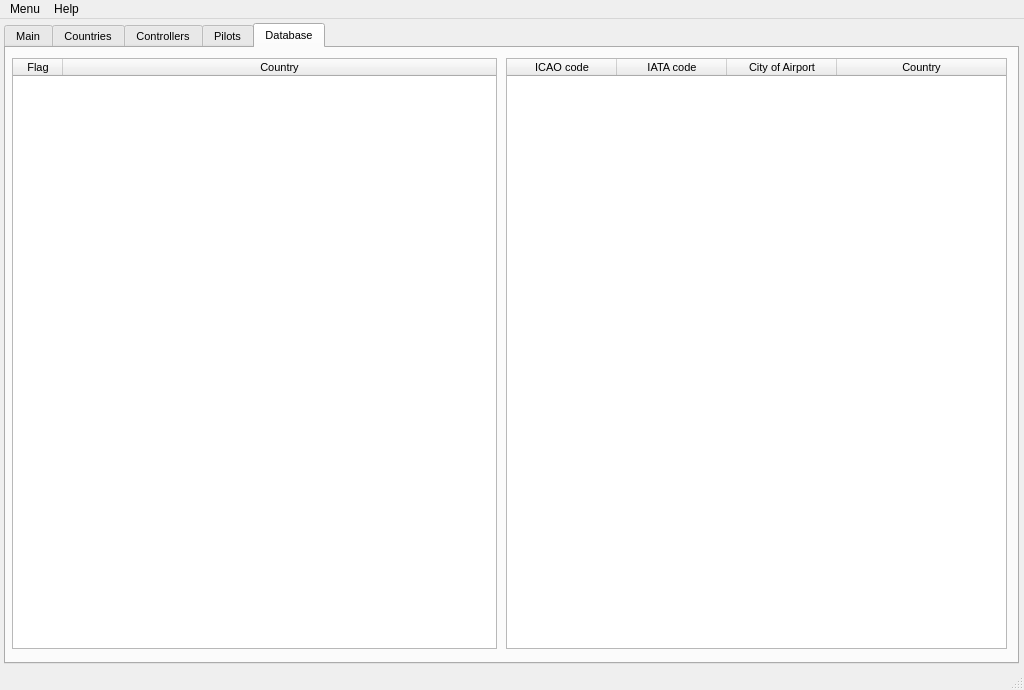
This is QtUI/MainWindow_UI.ui in emper0r/IVAO-status as Qt 5 draws it before an edit. The edited form follows.
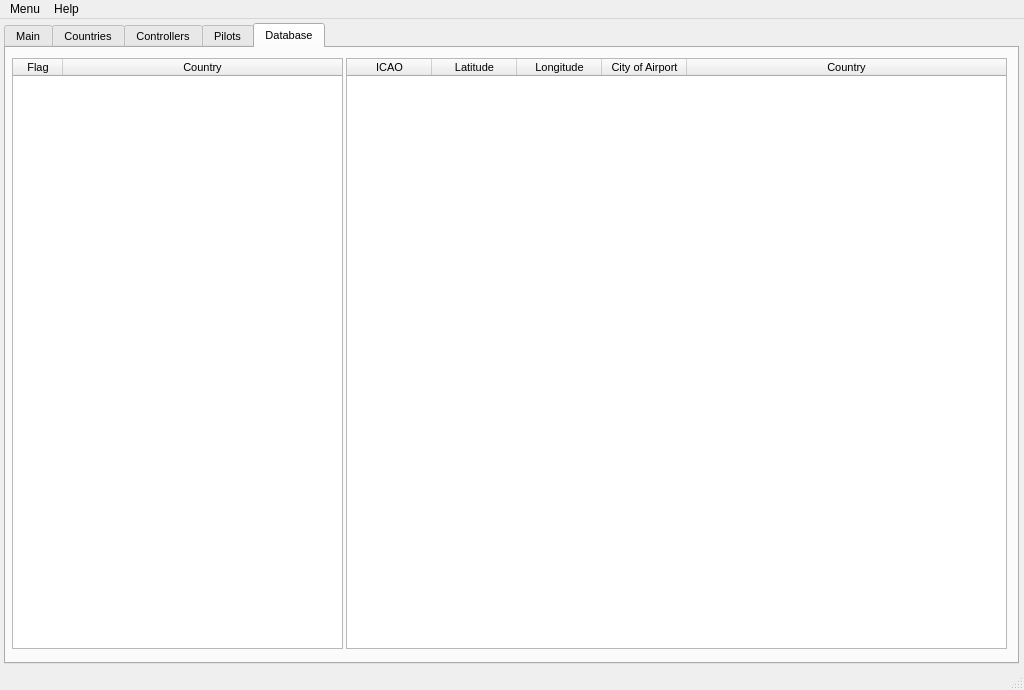
This is the edited form. The open tabs and pages were chosen to show the change. Icons and pictures are not drawn.

The edit to the form file:
```diff
--- a/QtUI/MainWindow_UI.ui
+++ b/QtUI/MainWindow_UI.ui
@@ -1474,7 +1474,7 @@
        <rect>
         <x>6</x>
         <y>10</y>
-        <width>485</width>
+        <width>331</width>
         <height>591</height>
        </rect>
       </property>
@@ -1543,9 +1543,9 @@
      <widget class="QTableWidget" name="dbTableWidget_2">
       <property name="geometry">
        <rect>
-        <x>500</x>
+        <x>340</x>
         <y>10</y>
-        <width>501</width>
+        <width>661</width>
         <height>591</height>
        </rect>
       </property>
@@ -1583,13 +1583,13 @@
        <bool>false</bool>
       </property>
       <attribute name="horizontalHeaderDefaultSectionSize">
-       <number>110</number>
+       <number>85</number>
       </attribute>
       <attribute name="horizontalHeaderHighlightSections">
        <bool>true</bool>
       </attribute>
       <attribute name="horizontalHeaderMinimumSectionSize">
-       <number>110</number>
+       <number>85</number>
       </attribute>
       <attribute name="horizontalHeaderStretchLastSection">
        <bool>true</bool>
@@ -1602,12 +1602,17 @@
       </attribute>
       <column>
        <property name="text">
-        <string>ICAO code</string>
+        <string>ICAO</string>
        </property>
       </column>
       <column>
        <property name="text">
-        <string>IATA code</string>
+        <string>Latitude</string>
+       </property>
+      </column>
+      <column>
+       <property name="text">
+        <string>Longitude</string>
        </property>
       </column>
       <column>
```
